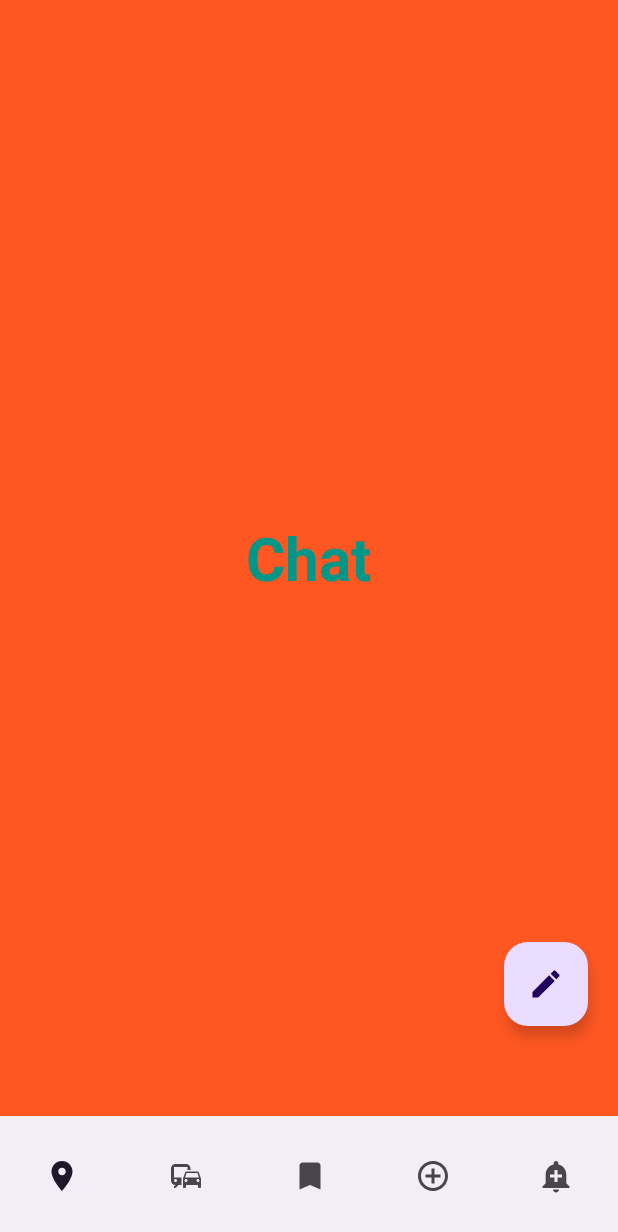
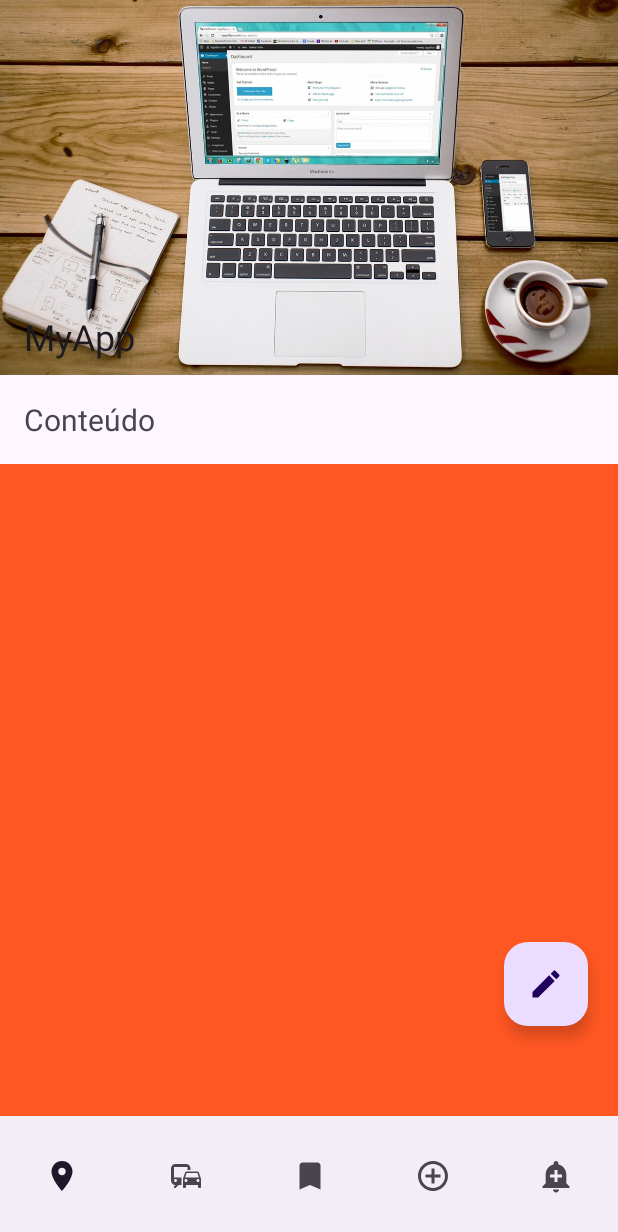
Before and after one commit to lndsilva/AppComponentsGroup, an Android app: the fragment ChatContributeFragment placed in its activity, on a phone screen of 412 x 824 dp. Shown: the top 1232 px of the screen. Run offline under Robolectric (Android 15) with nearby library versions, the phone set to English and light mode, and no system bars.

Commit message:
collapsed acton bar

```diff
--- a/app/src/main/res/layout/fragment_chat_contribute.xml
+++ b/app/src/main/res/layout/fragment_chat_contribute.xml
@@ -1,18 +1,56 @@
 <?xml version="1.0" encoding="utf-8"?>
-<FrameLayout xmlns:android="http://schemas.android.com/apk/res/android"
+<androidx.coordinatorlayout.widget.CoordinatorLayout xmlns:android="http://schemas.android.com/apk/res/android"
+    xmlns:app="http://schemas.android.com/apk/res-auto"
     xmlns:tools="http://schemas.android.com/tools"
     android:layout_width="match_parent"
     android:layout_height="match_parent"
     tools:context=".ChatContributeFragment">
 
-    <!-- TODO: Update blank fragment layout -->
-    <TextView
-        android:layout_width="wrap_content"
-        android:layout_height="wrap_content"
-        android:layout_gravity="center_horizontal|center_vertical"
-        android:text="Chat"
-        android:textColor="#009688"
-        android:textSize="40sp"
-        android:textStyle="bold" />
+    <com.google.android.material.appbar.AppBarLayout
+        style="@style/ThemeOverlay.AppCompat.Dark.ActionBar"
+        android:layout_width="match_parent"
+        android:layout_height="wrap_content">
 
-</FrameLayout>
+        <com.google.android.material.appbar.CollapsingToolbarLayout
+            android:layout_width="match_parent"
+            android:layout_height="wrap_content"
+            app:contentScrim="@color/cardview_shadow_start_color"
+            app:layout_scrollFlags="scroll|snap|exitUntilCollapsed"
+            app:title="@string/app_name">
+
+            <ImageView
+                android:layout_width="match_parent"
+                android:layout_height="250dp"
+                android:scaleType="centerCrop"
+                android:src="@drawable/logo"
+                app:layout_collapseMode="parallax" />
+
+            <androidx.appcompat.widget.Toolbar
+                android:layout_width="match_parent"
+                android:layout_height="?attr/actionBarSize"
+                app:layout_collapseMode="pin"
+                app:popupTheme="@style/ThemeOverlay.AppCompat.Dark" />
+
+        </com.google.android.material.appbar.CollapsingToolbarLayout>
+
+        <androidx.core.widget.NestedScrollView
+            android:id="@+id/idNestedScrollView"
+            android:layout_width="match_parent"
+            android:layout_height="wrap_content"
+            app:layout_behavior="@string/appbar_scrolling_view_behavior">
+
+            <TextView
+                android:layout_width="match_parent"
+                android:layout_height="wrap_content"
+                android:lineSpacingExtra="8sp"
+                android:padding="16sp"
+                android:text="Conteúdo"
+                android:textSize="20sp" />
+        </androidx.core.widget.NestedScrollView>
+
+
+    </com.google.android.material.appbar.AppBarLayout>
+
+
+
+</androidx.coordinatorlayout.widget.CoordinatorLayout>
```
Also changed, not shown: app/src/main/res/drawable/logo.jpg (added).
